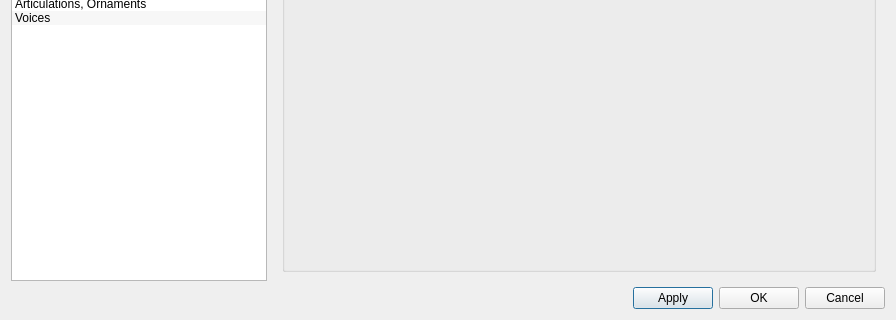
This is mscore/mscore/editstyle.ui in musescore/musescore-old as Qt 5 draws it before an edit; both pictures show x 0 to 896 and y 155 to 475 of the 896 by 475 pixel window. The edited form follows.
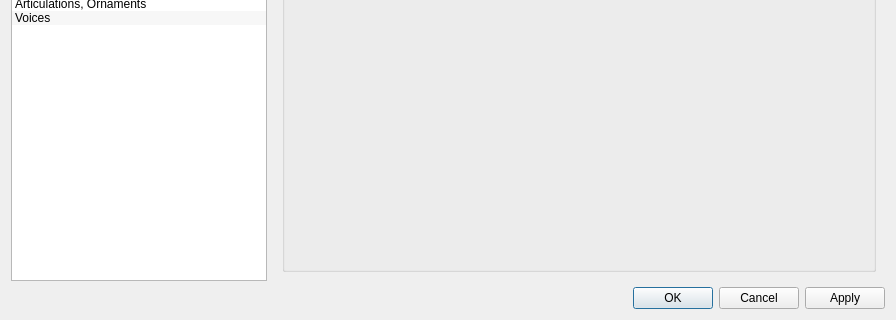
This is the edited form.

Diff of the .ui file:
```diff
--- a/mscore/mscore/editstyle.ui
+++ b/mscore/mscore/editstyle.ui
@@ -1842,36 +1842,9 @@
       <number>0</number>
      </property>
      <item>
-      <spacer>
-       <property name="orientation">
-        <enum>Qt::Horizontal</enum>
-       </property>
-       <property name="sizeHint" stdset="0">
-        <size>
-         <width>40</width>
-         <height>20</height>
-        </size>
-       </property>
-      </spacer>
-     </item>
-     <item>
-      <widget class="QPushButton" name="buttonApply">
-       <property name="text">
-        <string>Apply</string>
-       </property>
-      </widget>
-     </item>
-     <item>
-      <widget class="QPushButton" name="buttonOk">
-       <property name="text">
-        <string>OK</string>
-       </property>
-      </widget>
-     </item>
-     <item>
-      <widget class="QPushButton" name="buttonCancel">
-       <property name="text">
-        <string>Cancel</string>
+      <widget class="QDialogButtonBox" name="buttonBox">
+       <property name="standardButtons">
+        <set>QDialogButtonBox::Apply|QDialogButtonBox::Cancel|QDialogButtonBox::Ok</set>
        </property>
       </widget>
      </item>
```
Left out of the diff: 32 changed lines with no effect on the pictures.
